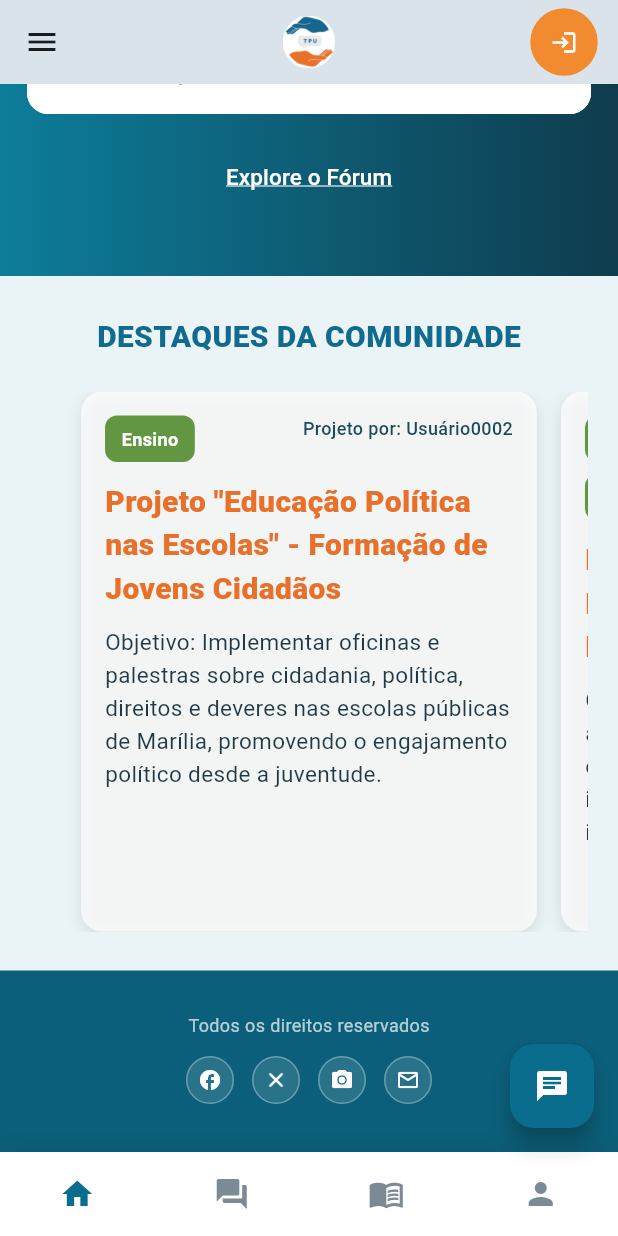
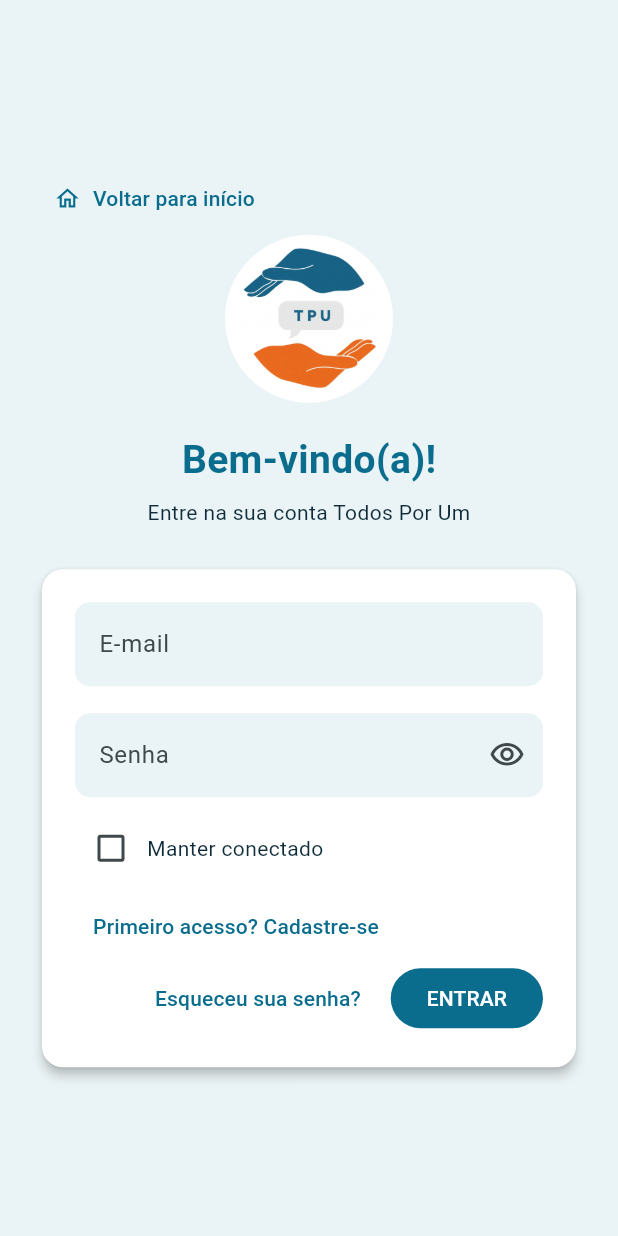
Before and after one commit to BrunaMiyamoto/app_todosporum, a Flutter app: the screen it shows after launch, scrolled down 228 dp, after a tap on the "login" icon, on a phone screen of 412 x 824 dp. Run offline on Flutter 3.47's test engine with Material 3 defaults, Android fonts, the phone set to English and light mode, and no system bars; our stand-ins replace webview_flutter.

Commit message:
implementação telas de login e cadastro

```diff
--- /dev/null
+++ b/lib/auth_pages.dart
@@ -0,0 +1,548 @@
+import 'package:flutter/material.dart';
+
+const _authBlue = Color(0xFF0A6D8E);
+const _authOrange = Color(0xFFF28A2F);
+const _authBackground = Color(0xFFEAF3F5);
+
+void _returnHome(BuildContext context) {
+  Navigator.of(context).popUntil((route) => route.isFirst);
+}
+
+class LoginPage extends StatefulWidget {
+  const LoginPage({super.key});
+
+  @override
+  State<LoginPage> createState() => _LoginPageState();
+}
+
+class _LoginPageState extends State<LoginPage> {
+  final _formKey = GlobalKey<FormState>();
+  final _emailController = TextEditingController();
+  final _passwordController = TextEditingController();
+  bool _keepConnected = false;
+  bool _hidePassword = true;
+
+  @override
+  void dispose() {
+    _emailController.dispose();
+    _passwordController.dispose();
+    super.dispose();
+  }
+
+  void _login() {
+    if (_formKey.currentState!.validate()) {
+      _showMessage('A autenticação ainda não está disponível.');
+    }
+  }
+
+  void _showMessage(String message) {
+    ScaffoldMessenger.of(
+      context,
+    ).showSnackBar(SnackBar(content: Text(message)));
+  }
+
+  @override
+  Widget build(BuildContext context) {
+    return Scaffold(
+      backgroundColor: _authBackground,
+      body: SafeArea(
+        child: LayoutBuilder(
+          builder: (context, constraints) => SingleChildScrollView(
+            padding: const EdgeInsets.all(24),
+            child: ConstrainedBox(
+              constraints: BoxConstraints(
+                minHeight: constraints.maxHeight - 48,
+              ),
+              child: Center(
+                child: ConstrainedBox(
+                  constraints: const BoxConstraints(maxWidth: 460),
+                  child: Column(
+                    mainAxisSize: MainAxisSize.min,
+                    children: [
+                      Align(
+                        alignment: Alignment.centerLeft,
+                        child: TextButton.icon(
+                          onPressed: () => _returnHome(context),
+                          icon: const Icon(Icons.home_outlined),
+                          label: const Text('Voltar para início'),
+                        ),
+                      ),
+                      Container(
+                        width: 112,
+                        height: 112,
+                        padding: const EdgeInsets.all(7),
+                        decoration: const BoxDecoration(
+                          color: Colors.white,
+                          shape: BoxShape.circle,
+                        ),
+                        child: ClipOval(
+                          child: Image.asset(
+                            'assets/img/logoIcone.jpg',
+                            fit: BoxFit.cover,
+                          ),
+                        ),
+                      ),
+                      const SizedBox(height: 20),
+                      const Text(
+                        'Bem-vindo(a)!',
+                        style: TextStyle(
+                          color: _authBlue,
+                          fontSize: 26,
+                          fontWeight: FontWeight.bold,
+                        ),
+                      ),
+                      const SizedBox(height: 6),
+                      const Text(
+                        'Entre na sua conta Todos Por Um',
+                        textAlign: TextAlign.center,
+                      ),
+                      const SizedBox(height: 24),
+                      _AuthCard(
+                        child: Form(
+                          key: _formKey,
+                          child: Column(
+                            crossAxisAlignment: CrossAxisAlignment.stretch,
+                            children: [
+                              _AuthField(
+                                label: 'E-mail',
+                                controller: _emailController,
+                                keyboardType: TextInputType.emailAddress,
+                                validator: _validateEmail,
+                              ),
+                              const SizedBox(height: 18),
+                              _AuthField(
+                                label: 'Senha',
+                                controller: _passwordController,
+                                obscureText: _hidePassword,
+                                validator: (value) =>
+                                    value == null || value.isEmpty
+                                    ? 'Informe sua senha.'
+                                    : null,
+                                suffixIcon: IconButton(
+                                  tooltip: _hidePassword
+                                      ? 'Mostrar senha'
+                                      : 'Ocultar senha',
+                                  onPressed: () => setState(
+                                    () => _hidePassword = !_hidePassword,
+                                  ),
+                                  icon: Icon(
+                                    _hidePassword
+                                        ? Icons.visibility_outlined
+                                        : Icons.visibility_off_outlined,
+                                  ),
+                                ),
+                              ),
+                              const SizedBox(height: 10),
+                              Wrap(
+                                alignment: WrapAlignment.spaceBetween,
+                                crossAxisAlignment: WrapCrossAlignment.center,
+                                spacing: 8,
+                                runSpacing: 4,
+                                children: [
+                                  Row(
+                                    mainAxisSize: MainAxisSize.min,
+                                    children: [
+                                      Checkbox(
+                                        value: _keepConnected,
+                                        activeColor: _authBlue,
+                                        onChanged: (value) => setState(
+                                          () => _keepConnected = value ?? false,
+                                        ),
+                                      ),
+                                      const Text('Manter conectado'),
+                                    ],
+                                  ),
+                                  TextButton(
+                                    onPressed: () => Navigator.push(
+                                      context,
+                                      MaterialPageRoute<void>(
+                                        builder: (_) => const SignupPage(),
+                                      ),
+                                    ),
+                                    child: const Text(
+                                      'Primeiro acesso? Cadastre-se',
+                                    ),
+                                  ),
+                                ],
+                              ),
+                              Align(
+                                alignment: Alignment.centerRight,
+                                child: Wrap(
+                                  crossAxisAlignment: WrapCrossAlignment.center,
+                                  children: [
+                                    TextButton(
+                                      onPressed: () => _showMessage(
+                                        'A recuperação de senha estará disponível em breve.',
+                                      ),
+                                      child: const Text('Esqueceu sua senha?'),
+                                    ),
+                                    const SizedBox(width: 8),
+                                    FilledButton(
+                                      onPressed: _login,
+                                      style: FilledButton.styleFrom(
+                                        backgroundColor: _authBlue,
+                                        foregroundColor: Colors.white,
+                                      ),
+                                      child: const Text('ENTRAR'),
+                                    ),
+                                  ],
+                                ),
+                              ),
+                            ],
+                          ),
+                        ),
+                      ),
+                    ],
+                  ),
+                ),
+              ),
+            ),
+          ),
+        ),
+      ),
+    );
+  }
+}
+
+class SignupPage extends StatefulWidget {
+  const SignupPage({super.key});
+
+  @override
+  State<SignupPage> createState() => _SignupPageState();
+}
+
+class _SignupPageState extends State<SignupPage> {
+  final _formKey = GlobalKey<FormState>();
+  final _passwordController = TextEditingController();
+  final _confirmPasswordController = TextEditingController();
+  bool _shareData = false;
+  bool _acceptTerms = false;
+  bool _hidePassword = true;
+  bool _hideConfirmation = true;
+
+  @override
+  void dispose() {
+    _passwordController.dispose();
+    _confirmPasswordController.dispose();
+    super.dispose();
+  }
+
+  void _submit() {
+    final isValid = _formKey.currentState!.validate();
+    if (!isValid) return;
+    if (!_acceptTerms) {
+      ScaffoldMessenger.of(context).showSnackBar(
+        const SnackBar(
+          content: Text('Aceite os Termos de Serviço para continuar.'),
+        ),
+      );
+      return;
+    }
+    ScaffoldMessenger.of(context).showSnackBar(
+      const SnackBar(
+        content: Text(
+          'Cadastro preenchido. A criação de contas estará disponível em breve.',
+        ),
+      ),
+    );
+  }
+
+  @override
+  Widget build(BuildContext context) {
+    return Scaffold(
+      backgroundColor: _authBackground,
+      appBar: AppBar(
+        title: const Text('Criar conta'),
+        centerTitle: true,
+        backgroundColor: _authBackground,
+        foregroundColor: _authBlue,
+        actions: [
+          TextButton.icon(
+            onPressed: () => _returnHome(context),
+            icon: const Icon(Icons.home_outlined),
+            label: const Text('Início'),
+          ),
+        ],
+      ),
+      body: SafeArea(
+        child: Form(
+          key: _formKey,
+          child: SingleChildScrollView(
+            padding: const EdgeInsets.fromLTRB(20, 8, 20, 28),
+            child: Center(
+              child: ConstrainedBox(
+                constraints: const BoxConstraints(maxWidth: 620),
+                child: Column(
+                  crossAxisAlignment: CrossAxisAlignment.stretch,
+                  children: [
+                    const Text(
+                      'Faça seu cadastro',
+                      style: TextStyle(
+                        color: _authOrange,
+                        fontSize: 25,
+                        fontWeight: FontWeight.bold,
+                      ),
+                    ),
+                    const SizedBox(height: 8),
+                    const Text(
+                      'Preencha seus dados para criar sua conta. Os campos marcados com * são obrigatórios.',
+                    ),
+                    const SizedBox(height: 22),
+                    const _SectionHeading('Dados pessoais'),
+                    const SizedBox(height: 12),
+                    _AuthField(
+                      label: 'Nome completo *',
+                      validator: _requiredValidator(
+                        'Informe seu nome completo.',
+                      ),
+                      textCapitalization: TextCapitalization.words,
+                    ),
+                    const SizedBox(height: 14),
+                    const _AuthField(
+                      label: 'Nome social',
+                      textCapitalization: TextCapitalization.words,
+                    ),
+                    const SizedBox(height: 14),
+                    _AuthField(
+                      label: 'E-mail *',
+                      keyboardType: TextInputType.emailAddress,
+                      validator: _validateEmail,
+                    ),
+                    const SizedBox(height: 14),
+                    _AuthField(
+                      label: 'Número de telefone *',
+                      keyboardType: TextInputType.phone,
+                      validator: _requiredValidator('Informe seu telefone.'),
+                    ),
+                    const SizedBox(height: 14),
+                    _AuthField(
+                      label: 'Data de nascimento *',
+                      hintText: 'DD/MM/AAAA',
+                      keyboardType: TextInputType.datetime,
+                      validator: _requiredValidator(
+                        'Informe sua data de nascimento.',
+                      ),
+                    ),
+                    const SizedBox(height: 14),
+                    _AuthField(
+                      label: 'CPF *',
+                      keyboardType: TextInputType.number,
+                      validator: _requiredValidator('Informe seu CPF.'),
+                    ),
+                    const SizedBox(height: 22),
+                    const _SectionHeading('Dados do perfil'),
+                    const SizedBox(height: 12),
+                    _AuthField(
+                      label: 'Senha *',
+                      controller: _passwordController,
+                      obscureText: _hidePassword,
+                      validator: (value) => value == null || value.length < 6
+                          ? 'A senha deve ter pelo menos 6 caracteres.'
+                          : null,
+                      suffixIcon: IconButton(
+                        tooltip: _hidePassword
+                            ? 'Mostrar senha'
+                            : 'Ocultar senha',
+                        onPressed: () =>
+                            setState(() => _hidePassword = !_hidePassword),
+                        icon: Icon(
+                          _hidePassword
+                              ? Icons.visibility_outlined
+                              : Icons.visibility_off_outlined,
+                        ),
+                      ),
+                    ),
+                    const SizedBox(height: 14),
+                    _AuthField(
+                      label: 'Confirme sua senha *',
+                      controller: _confirmPasswordController,
+                      obscureText: _hideConfirmation,
+                      validator: (value) => value != _passwordController.text
+                          ? 'As senhas não conferem.'
+                          : null,
+                      suffixIcon: IconButton(
+                        tooltip: _hideConfirmation
+                            ? 'Mostrar senha'
+                            : 'Ocultar senha',
+                        onPressed: () => setState(
+                          () => _hideConfirmation = !_hideConfirmation,
+                        ),
+                        icon: Icon(
+                          _hideConfirmation
+                              ? Icons.visibility_outlined
+                              : Icons.visibility_off_outlined,
+                        ),
+                      ),
+                    ),
+                    const SizedBox(height: 18),
+                    CheckboxListTile(
+                      contentPadding: EdgeInsets.zero,
+                      value: _shareData,
+                      activeColor: _authBlue,
+                      controlAffinity: ListTileControlAffinity.leading,
+                      title: const Text(
+                        'Concordo em compartilhar meus dados com a equipe Todos Por Um.',
+                      ),
+                      onChanged: (value) =>
+                          setState(() => _shareData = value ?? false),
+                    ),
+                    CheckboxListTile(
+                      contentPadding: EdgeInsets.zero,
+                      value: _acceptTerms,
+                      activeColor: _authBlue,
+                      controlAffinity: ListTileControlAffinity.leading,
+                      title: const Text(
+                        'Li e concordo com os Termos de Serviço da comunidade.',
+                      ),
+                      onChanged: (value) =>
+                          setState(() => _acceptTerms = value ?? false),
+                    ),
+                    const SizedBox(height: 8),
+                    Wrap(
+                      alignment: WrapAlignment.spaceBetween,
+                      crossAxisAlignment: WrapCrossAlignment.center,
+                      children: [
+                        TextButton(
+                          onPressed: () => Navigator.pushReplacement(
+                            context,
+                            MaterialPageRoute<void>(
+                              builder: (_) => const LoginPage(),
+                            ),
+                          ),
+                          child: const Text('Já tem uma conta? Faça login.'),
+                        ),
+                        Wrap(
+                          spacing: 10,
+                          children: [
+                            OutlinedButton(
+                              onPressed: () {
+                                _formKey.currentState!.reset();
+                                _passwordController.clear();
+                                _confirmPasswordController.clear();
+                                setState(() {
+                                  _shareData = false;
+                                  _acceptTerms = false;
+                                });
+                              },
+                              child: const Text('Limpar'),
+                            ),
+                            FilledButton(
+                              onPressed: _submit,
+                              style: FilledButton.styleFrom(
+                                backgroundColor: _authBlue,
+                                foregroundColor: Colors.white,
+                              ),
+                              child: const Text('Criar minha conta'),
+                            ),
+                          ],
+                        ),
+                      ],
+                    ),
+                  ],
+                ),
+              ),
+            ),
+          ),
+        ),
+      ),
+    );
+  }
+}
+
+class _AuthCard extends StatelessWidget {
+  const _AuthCard({required this.child});
+
+  final Widget child;
+
+  @override
+  Widget build(BuildContext context) {
+    return Card(
+      color: Colors.white,
+      elevation: 3,
+      shape: RoundedRectangleBorder(borderRadius: BorderRadius.circular(14)),
+      child: Padding(padding: const EdgeInsets.all(22), child: child),
+    );
+  }
+}
+
+class _AuthField extends StatelessWidget {
+  const _AuthField({
+    required this.label,
+    this.controller,
+    this.validator,
+    this.keyboardType,
+    this.obscureText = false,
+    this.suffixIcon,
+    this.hintText,
+    this.textCapitalization = TextCapitalization.none,
+  });
+
+  final String label;
+  final TextEditingController? controller;
+  final FormFieldValidator<String>? validator;
+  final TextInputType? keyboardType;
+  final bool obscureText;
+  final Widget? suffixIcon;
+  final String? hintText;
+  final TextCapitalization textCapitalization;
+
+  @override
+  Widget build(BuildContext context) {
+    return TextFormField(
+      controller: controller,
+      validator: validator,
+      keyboardType: keyboardType,
+      obscureText: obscureText,
+      textCapitalization: textCapitalization,
+      decoration: InputDecoration(
+        labelText: label,
+        hintText: hintText,
+        filled: true,
+        fillColor: _authBackground,
+        suffixIcon: suffixIcon,
+        border: OutlineInputBorder(
+          borderRadius: BorderRadius.circular(10),
+          borderSide: BorderSide.none,
+        ),
+        enabledBorder: OutlineInputBorder(
+          borderRadius: BorderRadius.circular(10),
+          borderSide: BorderSide.none,
+        ),
+        focusedBorder: OutlineInputBorder(
+          borderRadius: BorderRadius.circular(10),
+          borderSide: const BorderSide(color: _authBlue, width: 1.5),
+        ),
+      ),
+    );
+  }
+}
+
+class _SectionHeading extends StatelessWidget {
+  const _SectionHeading(this.title);
+
+  final String title;
+
+  @override
+  Widget build(BuildContext context) {
+    return Text(
+      title,
+      style: const TextStyle(
+        color: _authOrange,
+        fontSize: 20,
+        fontWeight: FontWeight.bold,
+      ),
+    );
+  }
+}
+
+FormFieldValidator<String> _requiredValidator(String message) {
+  return (value) => value == null || value.trim().isEmpty ? message : null;
+}
+
+String? _validateEmail(String? value) {
+  if (value == null || value.trim().isEmpty) return 'Informe seu e-mail.';
+  if (!RegExp(r'^[^@]+@[^@]+\.[^@]+$').hasMatch(value.trim())) {
+    return 'Informe um e-mail válido.';
+  }
+  return null;
+}
--- a/lib/home_page.dart
+++ b/lib/home_page.dart
@@ -5,6 +5,7 @@ import 'package:app_todosporum/forum_page.dart';
 import 'package:app_todosporum/politicas_page.dart';
 import 'package:app_todosporum/sobre_nos_page.dart';
 import 'package:app_todosporum/dialogflow_chat_page.dart';
+import 'package:app_todosporum/auth_pages.dart';
 import 'package:flutter/material.dart';
 
 // ============================================================
@@ -56,6 +57,13 @@ class _HomeScreenState extends State<HomeScreen> {
     );
   }
 
+  void _abrirLogin() {
+    Navigator.push(
+      context,
+      MaterialPageRoute<void>(builder: (_) => const LoginPage()),
+    );
+  }
+
   @override
   Widget build(BuildContext context) {
     // ========================================================
@@ -102,7 +110,7 @@ class _HomeScreenState extends State<HomeScreen> {
                 Padding(
                   padding: const EdgeInsets.only(right: 12),
                   child: ElevatedButton(
-                    onPressed: () {},
+                    onPressed: _abrirLogin,
                     style: ElevatedButton.styleFrom(
                       backgroundColor: const Color(0xFFF28A2F),
                       foregroundColor: Colors.white,
```
Also changed, not shown: 1 other file.
